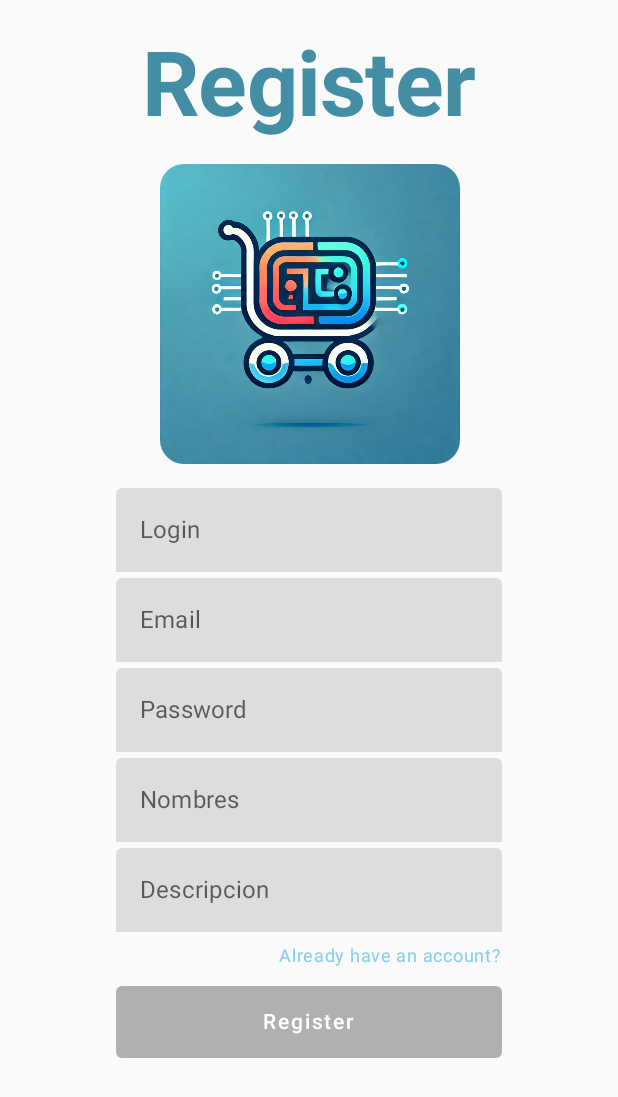
After one commit to AugustoKark/Program2-mobile, an Android app built with Jetpack Compose: the RegisterScreen screen opened through its navigation route, on a phone screen of 412 x 824 dp. The commit adds this screen. Shown: the top 1097 px of the screen. Run offline under Robolectric (Android 15) with nearby library versions, the phone set to English and light mode, and no system bars; our stand-ins replace Compose Multiplatform resources.

Commit message:
login y register finished

```diff
--- a/KarkProject/composeApp/build.gradle.kts
+++ b/KarkProject/composeApp/build.gradle.kts
@@ -55,6 +55,8 @@ kotlin {
             implementation(compose.components.uiToolingPreview)
             implementation(libs.androidx.lifecycle.viewmodel)
             implementation(libs.androidx.lifecycle.runtime.compose)
+            implementation(libs.navigation.compose)
+
         }
         desktopMain.dependencies {
             implementation(compose.desktop.currentOs)
@@ -101,6 +103,7 @@ android {
 }
 dependencies {
     implementation(libs.androidx.lifecycle.livedata.core.ktx)
+    implementation(libs.androidx.navigation.compose)
 }
 
 compose.desktop {
--- a/KarkProject/composeApp/src/androidMain/kotlin/ar/edu/um/alumno/Platform.android.kt
+++ /dev/null
@@ -1,9 +0,0 @@
-package ar.edu.um.alumno
-
-import android.os.Build
-
-class AndroidPlatform : Platform {
-    override val name: String = "Android ${Build.VERSION.SDK_INT}"
-}
-
-actual fun getPlatform(): Platform = AndroidPlatform()
--- a/KarkProject/composeApp/src/commonMain/kotlin/ar/edu/um/alumno/App.kt
+++ b/KarkProject/composeApp/src/commonMain/kotlin/ar/edu/um/alumno/App.kt
@@ -10,7 +10,7 @@ import org.jetbrains.compose.ui.tooling.preview.Preview
 @Preview
 fun App() {
     MaterialTheme {
-        LoginScreen(LoginViewModel())
+        AppNavigation()
 
     }
 }
--- /dev/null
+++ b/KarkProject/composeApp/src/commonMain/kotlin/ar/edu/um/alumno/AppNavigation.kt
@@ -0,0 +1,29 @@
+package ar.edu.um.alumno
+
+import androidx.compose.runtime.Composable
+
+import androidx.navigation.NavHostController
+import androidx.navigation.compose.NavHost
+import androidx.navigation.compose.composable
+import androidx.navigation.compose.rememberNavController
+import ar.edu.um.alumno.createaccount.RegisterScreen
+import ar.edu.um.alumno.createaccount.RegisterViewModel
+import ar.edu.um.alumno.login.LoginScreen
+import ar.edu.um.alumno.login.LoginViewModel
+
+
+@Composable
+fun AppNavigation() {
+    val navController: NavHostController = rememberNavController()
+    NavHost(
+        navController = navController,
+        startDestination = "login"
+    ) {
+        composable("login") {
+            LoginScreen(viewModel = LoginViewModel(), navController = navController)
+        }
+        composable("register") {
+            RegisterScreen(viewModel = RegisterViewModel(), navController = navController)
+        }
+    }
+}
--- a/KarkProject/composeApp/src/commonMain/kotlin/ar/edu/um/alumno/Greeting.kt
+++ /dev/null
@@ -1,9 +0,0 @@
-package ar.edu.um.alumno
-
-class Greeting {
-    private val platform = getPlatform()
-
-    fun greet(): String {
-        return "Hello, ${platform.name}!"
-    }
-}
--- a/KarkProject/composeApp/src/commonMain/kotlin/ar/edu/um/alumno/Platform.kt
+++ /dev/null
@@ -1,7 +0,0 @@
-package ar.edu.um.alumno
-
-interface Platform {
-    val name: String
-}
-
-expect fun getPlatform(): Platform
--- /dev/null
+++ b/KarkProject/composeApp/src/commonMain/kotlin/ar/edu/um/alumno/createaccount/RegisterScreen.kt
@@ -0,0 +1,255 @@
+package ar.edu.um.alumno.createaccount
+
+
+import androidx.compose.foundation.Image
+import androidx.compose.foundation.clickable
+import androidx.compose.foundation.layout.Box
+import androidx.compose.foundation.layout.Column
+import androidx.compose.foundation.layout.Spacer
+import androidx.compose.foundation.layout.fillMaxSize
+import androidx.compose.foundation.layout.fillMaxWidth
+import androidx.compose.foundation.layout.height
+import androidx.compose.foundation.layout.padding
+import androidx.compose.foundation.layout.size
+import androidx.compose.foundation.layout.width
+import androidx.compose.foundation.lazy.LazyColumn
+import androidx.compose.foundation.shape.RoundedCornerShape
+import androidx.compose.foundation.text.KeyboardOptions
+import androidx.compose.material.MaterialTheme
+import androidx.compose.material.*
+import androidx.compose.material.TextField
+import androidx.compose.material.TextFieldDefaults
+import androidx.compose.runtime.Composable
+import androidx.compose.runtime.collectAsState
+import androidx.compose.runtime.getValue
+import androidx.compose.runtime.rememberCoroutineScope
+import androidx.compose.ui.Modifier
+import androidx.compose.ui.unit.dp
+import androidx.compose.ui.Alignment
+import androidx.compose.ui.draw.clip
+import androidx.compose.ui.graphics.Color
+import androidx.compose.ui.text.input.KeyboardType
+import androidx.compose.ui.unit.sp
+import androidx.navigation.NavController
+import org.jetbrains.compose.resources.painterResource
+import karkproject.composeapp.generated.resources.Res
+import karkproject.composeapp.generated.resources.header
+import kotlinx.coroutines.launch
+
+
+
+
+
+@Composable
+fun RegisterScreen(viewModel: RegisterViewModel, navController: NavController) {
+    Box(
+        modifier = Modifier
+            .fillMaxSize()
+    ) {
+        Box(
+            modifier = Modifier
+                .align(Alignment.Center)
+                .width(300.dp)
+                .padding(3.dp)
+        ) {
+
+            Register(
+                modifier = Modifier.padding(2.dp),
+                viewModel = viewModel,
+                navController = navController
+            )
+        }
+    }
+}
+@Composable
+fun Register(modifier: Modifier, viewModel: RegisterViewModel, navController: NavController) {
+    val login: String by viewModel.login.collectAsState(initial = "")
+    val email: String by viewModel.email.collectAsState(initial = "")
+    val password: String by viewModel.password.collectAsState(initial = "")
+    val nombres: String by viewModel.nombres.collectAsState(initial = "")
+    val descripcion: String by viewModel.descripcion.collectAsState(initial = "")
+    val registerEnable: Boolean by viewModel.registerEnable.collectAsState(initial = false)
+    val isLoading: Boolean by viewModel.isLoading.collectAsState(initial = false)
+    val coroutineScope = rememberCoroutineScope()
+
+    if (isLoading) {
+        Box(Modifier.fillMaxSize()) {
+            CircularProgressIndicator(Modifier.align(Alignment.Center))
+        }
+    } else {
+        LazyColumn(
+            modifier = modifier
+                .fillMaxSize()
+                .padding(16.dp),
+            horizontalAlignment = Alignment.CenterHorizontally
+        ) {
+            item {
+                HeaderImage(Modifier)
+                Spacer(modifier = Modifier.height(16.dp))
+                LoginField(login) { viewModel.onRegisterChanged(it, email, password, nombres, descripcion) }
+                Spacer(modifier = Modifier.height(4.dp))
+                EmailField(email) { viewModel.onRegisterChanged(login, it, password, nombres, descripcion) }
+                Spacer(modifier = Modifier.height(4.dp))
+                PasswordField(password) { viewModel.onRegisterChanged(login, email, it, nombres, descripcion) }
+                Spacer(modifier = Modifier.height(4.dp))
+                NombresField(nombres) { viewModel.onRegisterChanged(login, email, password, it, descripcion) }
+                Spacer(modifier = Modifier.height(4.dp))
+                DescripcionField(descripcion) { viewModel.onRegisterChanged(login, email, password, nombres, it) }
+                Spacer(modifier = Modifier.height(4.dp))
+                Box(modifier = Modifier.fillMaxWidth()) {
+                    LogInButton(Modifier.align(Alignment.CenterEnd), navController)
+                }
+                Spacer(modifier = Modifier.height(8.dp))
+                RegisterButton(registerEnable) {
+                    coroutineScope.launch {
+                        viewModel.onRegisterSelected()
+                    }
+                }
+            }
+        }
+    }
+}
+
+@Composable
+fun RegisterButton(registerEnable: Boolean, onRegisterSelected: () -> Unit) {
+    Button(
+        onClick = { onRegisterSelected() },
+        modifier = Modifier
+            .fillMaxWidth()
+            .height(48.dp),
+        colors = ButtonDefaults.buttonColors(
+            backgroundColor = Color(0xFF87CEEB),
+            disabledBackgroundColor = Color(0xFFB0B0B0),
+            contentColor = Color.White,
+            disabledContentColor = Color.White
+        ), enabled = registerEnable
+    ) {
+        Text(text = "Register")
+    }
+}
+
+@Composable
+fun LoginField(login: String, onTextFieldChanged: (String) -> Unit) {
+    TextField(
+        value = login, onValueChange = { onTextFieldChanged(it) },
+        placeholder = { Text(text = "Login") },
+        modifier = Modifier.fillMaxWidth(),
+        keyboardOptions = KeyboardOptions(keyboardType = KeyboardType.Text),
+        singleLine = true,
+        maxLines = 1,
+        colors = TextFieldDefaults.textFieldColors(
+            textColor = Color(0xFF636262),
+            backgroundColor = Color(0xFFDEDDDD),
+            focusedIndicatorColor = Color.Transparent,
+            unfocusedIndicatorColor = Color.Transparent
+        )
+    )
+}
+
+@Composable
+fun EmailField(email: String, onTextFieldChanged: (String) -> Unit) {
+    TextField(
+        value = email, onValueChange = { onTextFieldChanged(it) },
+        placeholder = { Text(text = "Email") },
+        modifier = Modifier.fillMaxWidth(),
+        keyboardOptions = KeyboardOptions(keyboardType = KeyboardType.Email),
+        singleLine = true,
+        maxLines = 1,
+        colors = TextFieldDefaults.textFieldColors(
+            textColor = Color(0xFF636262),
+            backgroundColor = Color(0xFFDEDDDD),
+            focusedIndicatorColor = Color.Transparent,
+            unfocusedIndicatorColor = Color.Transparent
+        )
+    )
+}
+
+@Composable
+fun PasswordField(password: String, onTextFieldChanged: (String) -> Unit) {
+    TextField(
+        value = password, onValueChange = { onTextFieldChanged(it) },
+        placeholder = { Text(text = "Password") },
+        modifier = Modifier.fillMaxWidth(),
+        keyboardOptions = KeyboardOptions(keyboardType = KeyboardType.Password),
+        singleLine = true,
+        maxLines = 1,
+        colors = TextFieldDefaults.textFieldColors(
+            textColor = Color(0xFF636262),
+            backgroundColor = Color(0xFFDEDDDD),
+            focusedIndicatorColor = Color.Transparent,
+            unfocusedIndicatorColor = Color.Transparent
+        )
+    )
+}
+
+@Composable
+fun NombresField(nombres: String, onTextFieldChanged: (String) -> Unit) {
+    TextField(
+        value = nombres, onValueChange = { onTextFieldChanged(it) },
+        placeholder = { Text(text = "Nombres") },
+        modifier = Modifier.fillMaxWidth(),
+        keyboardOptions = KeyboardOptions(keyboardType = KeyboardType.Text),
+        singleLine = true,
+        maxLines = 1,
+        colors = TextFieldDefaults.textFieldColors(
+            textColor = Color(0xFF636262),
+            backgroundColor = Color(0xFFDEDDDD),
+            focusedIndicatorColor = Color.Transparent,
+            unfocusedIndicatorColor = Color.Transparent
+        )
+    )
+}
+
+@Composable
+fun DescripcionField(descripcion: String, onTextFieldChanged: (String) -> Unit) {
+    TextField(
+        value = descripcion, onValueChange = { onTextFieldChanged(it) },
+        placeholder = { Text(text = "Descripcion") },
+        modifier = Modifier.fillMaxWidth(),
+        keyboardOptions = KeyboardOptions(keyboardType = KeyboardType.Text),
+        singleLine = true,
+        maxLines = 1,
+        colors = TextFieldDefaults.textFieldColors(
+            textColor = Color(0xFF636262),
+            backgroundColor = Color(0xFFDEDDDD),
+            focusedIndicatorColor = Color.Transparent,
+            unfocusedIndicatorColor = Color.Transparent
+        )
+    )
+}
+
+@Composable
+fun HeaderImage(modifier: Modifier) {
+    Column(
+        modifier = modifier,
+        horizontalAlignment = Alignment.CenterHorizontally
+    ) {
+        Text(
+            text = "Register",
+            style = MaterialTheme.typography.h2.copy(
+                color = Color(0xFF438ea5),
+                fontSize = 60.sp,
+                fontWeight = androidx.compose.ui.text.font.FontWeight.Bold
+            )
+        )
+        Spacer(modifier = Modifier.height(16.dp)) // Agrega espacio entre el texto y la imagen
+        Image(
+            painter = painterResource(Res.drawable.header),
+            contentDescription = "Header",
+            modifier = modifier
+                .size(200.dp)
+                .clip(RoundedCornerShape(16.dp))
+        )
+    }
+}
+
+
+@Composable
+fun LogInButton(modifier: Modifier, navController: NavController) {
+    Text(
+        text = "Already have an account?",
+        modifier = modifier.clickable { navController.navigate("login") },
+        fontSize = 12.sp,
+        color = Color(0xFF87CEEB)
+    )
+}
--- /dev/null
+++ b/KarkProject/composeApp/src/commonMain/kotlin/ar/edu/um/alumno/createaccount/RegisterViewModel.kt
@@ -0,0 +1,58 @@
+package ar.edu.um.alumno.createaccount
+
+
+import androidx.lifecycle.ViewModel
+import kotlinx.coroutines.flow.MutableStateFlow
+import kotlinx.coroutines.flow.StateFlow
+import kotlinx.coroutines.delay
+
+
+class RegisterViewModel : ViewModel() {
+
+    private val _login = MutableStateFlow("")
+    val login: StateFlow<String> = _login
+
+    private val _email = MutableStateFlow("")
+    val email: StateFlow<String> = _email
+
+    private val _password = MutableStateFlow("")
+    val password: StateFlow<String> = _password
+
+
+    private val _nombres = MutableStateFlow("")
+    val nombres: StateFlow<String> = _nombres
+
+    private val _descripcion = MutableStateFlow("")
+    val descripcion: StateFlow<String> = _descripcion
+
+
+    private val _langKey = MutableStateFlow("es")
+    val langKey: StateFlow<String> = _langKey
+
+    private val _registerEnable = MutableStateFlow(false)
+    val registerEnable: StateFlow<Boolean> = _registerEnable
+
+    private val _isLoading = MutableStateFlow(false)
+    val isLoading: StateFlow<Boolean> = _isLoading
+
+    private val emailPattern = "^[A-Za-z0-9+_.-]+@[A-Za-z0-9.-]+\$".toRegex()
+
+    fun onRegisterChanged(login: String, email: String, password: String, nombres: String, descripcion: String) {
+        _login.value = login
+        _email.value = email
+        _password.value = password
+        _nombres.value = nombres
+        _descripcion.value = descripcion
+        _registerEnable.value = isValidEmail(email) && isValidPassword(password) && login.isNotEmpty() && nombres.isNotEmpty() && descripcion.isNotEmpty()
+    }
+
+    private fun isValidPassword(password: String): Boolean = password.length > 8
+
+    private fun isValidEmail(email: String): Boolean = emailPattern.matches(email)
+
+    suspend fun onRegisterSelected() {
+        _isLoading.value = true
+        delay(4000)
+        _isLoading.value = false
+    }
+}
--- a/KarkProject/composeApp/src/commonMain/kotlin/ar/edu/um/alumno/login/LoginScreen.kt
+++ b/KarkProject/composeApp/src/commonMain/kotlin/ar/edu/um/alumno/login/LoginScreen.kt
@@ -4,6 +4,7 @@ import androidx.compose.foundation.Image
 import androidx.compose.foundation.clickable
 import androidx.compose.foundation.layout.Box
 import androidx.compose.foundation.layout.Column
+import androidx.compose.foundation.layout.Row
 import androidx.compose.foundation.layout.Spacer
 import androidx.compose.foundation.layout.fillMaxSize
 import androidx.compose.foundation.layout.fillMaxWidth
@@ -32,20 +33,21 @@ import org.jetbrains.compose.resources.painterResource
 import karkproject.composeapp.generated.resources.Res
 import karkproject.composeapp.generated.resources.header
 import kotlinx.coroutines.launch
+import androidx.navigation.NavController
 
 @Composable
-fun LoginScreen(viewModel: LoginViewModel) {
+fun LoginScreen(viewModel: LoginViewModel, navController: NavController) {
     Box(
         Modifier
             .fillMaxSize()
             .padding(16.dp)
     ) {
-        Login(Modifier.align(Alignment.Center), viewModel)
+        Login(Modifier.align(Alignment.Center), viewModel, navController = navController)
     }
 }
 
 @Composable
-fun Login(modifier: Modifier, viewModel: LoginViewModel) {
+fun Login(modifier: Modifier, viewModel: LoginViewModel, navController: NavController) {
     val email: String by viewModel.email.collectAsState()
     val password: String by viewModel.password.collectAsState()
     val loginEnable: Boolean by viewModel.loginEnable.collectAsState(initial = false)
@@ -68,25 +70,25 @@ fun Login(modifier: Modifier, viewModel: LoginViewModel) {
                 EmailField(email, { viewModel.onLoginChanged(it, password) })
                 Spacer(modifier = Modifier.padding(4.dp))
                 PasswordField(password, { viewModel.onLoginChanged(email, it) })
-                Spacer(modifier = Modifier.padding(8.dp))
+                Spacer(modifier = Modifier.padding(4.dp))
                 Box(modifier = Modifier.fillMaxWidth()) {
                     ForgotPassword(Modifier.align(Alignment.CenterEnd))
                 }
-                Spacer(modifier = Modifier.padding(8.dp))
+                Spacer(modifier = Modifier.padding(4.dp))
                 LoginButton(loginEnable) {
                     coroutineScope.launch {
                         viewModel.onLoginSelected()
                     }
                 }
                 Spacer(modifier = Modifier.padding(6.dp))
-                Divider(color = Color.Gray, thickness = 1.dp)
-                Spacer(modifier = Modifier.padding(3.dp))
+//                Divider(color = Color.Gray, thickness = 1.dp)
+//                Spacer(modifier = Modifier.padding(3.dp))
                 TextOr()
-                Spacer(modifier = Modifier.padding(3.dp))
-                Divider(color = Color.Gray, thickness = 1.dp)
+//                Spacer(modifier = Modifier.padding(3.dp))
+//                Divider(color = Color.Gray, thickness = 1.dp)
                 Spacer(modifier = Modifier.padding(6.dp))
 
-                CreateAccountButton()
+                CreateAccountButton(Modifier, navController)
             }
         }
     }
@@ -94,22 +96,37 @@ fun Login(modifier: Modifier, viewModel: LoginViewModel) {
 
 @Composable
 fun TextOr() {
-    Text(
-        text = "OR",
-        fontSize = 12.sp,
-        color = Color.Gray
-
-
-    )
+    Row(
+        verticalAlignment = Alignment.CenterVertically,
+        modifier = Modifier.fillMaxWidth()
+    ) {
+        Divider(
+            color = Color.Gray,
+            thickness = 1.dp,
+            modifier = Modifier.weight(1f)
+        )
+        Text(
+            text = "OR",
+            fontSize = 8.sp,
+            color = Color.Gray,
+            modifier = Modifier.padding(horizontal = 10.dp)
+        )
+        Divider(
+            color = Color.Gray,
+            thickness = 1.dp,
+            modifier = Modifier.weight(1f)
+        )
+    }
 }
 
 @Composable
-fun CreateAccountButton() {
+fun CreateAccountButton(modifier: Modifier,navController: NavController) {
     Button(
-        onClick = { /* Acción para crear cuenta */ },
+
         modifier = Modifier
             .fillMaxWidth()
             .height(48.dp),
+        onClick = { navController.navigate("register") },
         colors = ButtonDefaults.buttonColors(
             backgroundColor = Color(0xFF438ea5),
             contentColor = Color.White
@@ -145,8 +162,8 @@ fun ForgotPassword(modifier: Modifier) {
         text = "Forgot password?",
         modifier = modifier.clickable { },
         fontSize = 12.sp,
-        fontWeight = androidx.compose.ui.text.font.FontWeight.Bold,
-        color = Color(0xFF438ea5)
+        color = Color(0xFF87CEEB)
+
     )
 }
 
```
Also changed, not shown: KarkProject/gradle/libs.versions.toml (+12 -0 lines), 2 other files.
